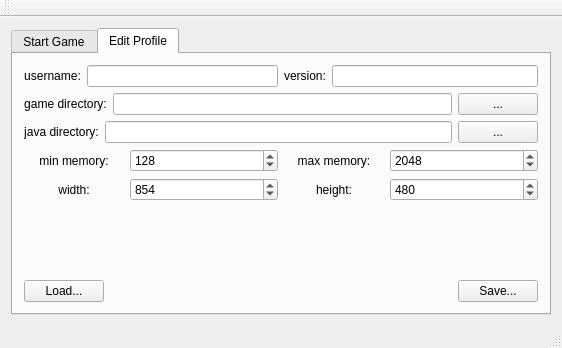
The window that Kaminec/kamineclauncher.ui (kaniol-lck/Kaminec) describes before a commit, drawn with Qt 5.
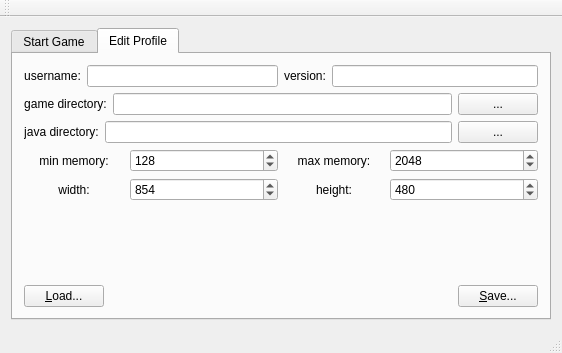
The same window after the commit.

```diff
--- a/Kaminec/kamineclauncher.ui
+++ b/Kaminec/kamineclauncher.ui
@@ -7,7 +7,7 @@
     <x>0</x>
     <y>0</y>
     <width>562</width>
-    <height>348</height>
+    <height>353</height>
    </rect>
   </property>
   <property name="sizePolicy">
@@ -382,7 +382,7 @@
             <item>
              <widget class="QPushButton" name="load_pb">
               <property name="text">
-               <string>Load...</string>
+               <string>&amp;Load...</string>
               </property>
              </widget>
             </item>
@@ -402,7 +402,7 @@
             <item>
              <widget class="QPushButton" name="save_pb">
               <property name="text">
-               <string>Save...</string>
+               <string>&amp;Save...</string>
               </property>
              </widget>
             </item>
```
Left out of the diff: 2 changed lines with no effect on the pictures.
